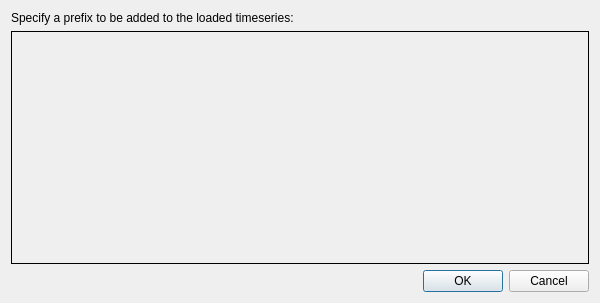
The window that plotjuggler_app/multifile_prefix.ui (ros2-gbp/plotjuggler-release) describes before a commit, drawn with Qt 5.
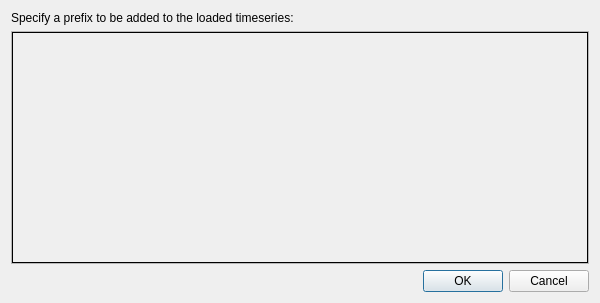
The same window after the commit.

```diff
--- a/plotjuggler_app/multifile_prefix.ui
+++ b/plotjuggler_app/multifile_prefix.ui
@@ -31,6 +31,10 @@
     </widget>
    </item>
    <item>
+    <widget class="QScrollArea" name="scrollArea">
+     <property name="widgetResizable">
+      <bool>true</bool>
+     </property>
     <widget class="QFrame" name="frame">
      <property name="frameShape">
       <enum>QFrame::Box</enum>
@@ -53,6 +57,7 @@
        </spacer>
       </item>
      </layout>
+     </widget>
     </widget>
    </item>
    <item>
```
Lines whose indentation alone changed are shown as unchanged.
